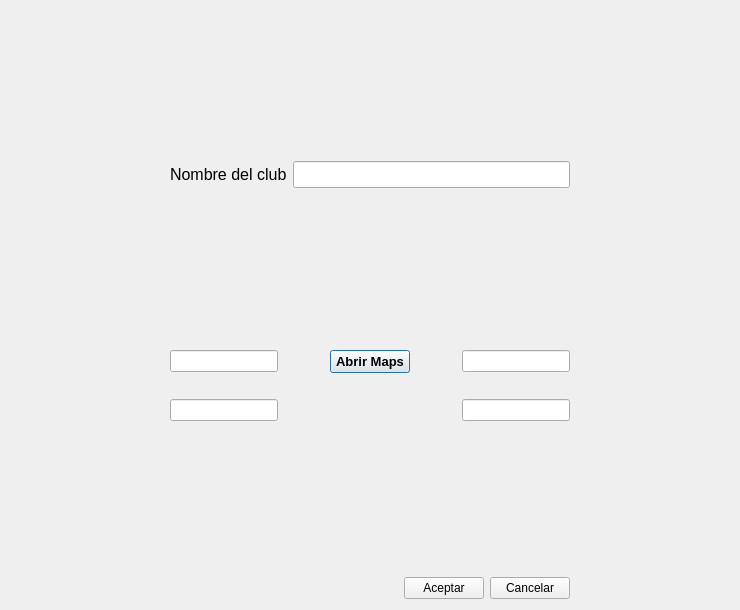
First picture: the form in dialognewcourt.ui, repository javosmar/multiserie, before the edit.
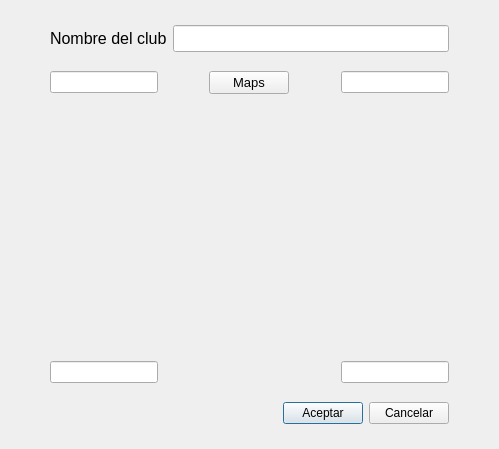
Second picture: the form after the edit. Icons and pictures are not drawn.

Diff of the .ui file:
```diff
--- a/dialognewcourt.ui
+++ b/dialognewcourt.ui
@@ -9,16 +9,28 @@
    <rect>
     <x>0</x>
     <y>0</y>
-    <width>740</width>
-    <height>610</height>
+    <width>499</width>
+    <height>449</height>
    </rect>
   </property>
   <property name="sizePolicy">
-   <sizepolicy hsizetype="Ignored" vsizetype="Ignored">
+   <sizepolicy hsizetype="Expanding" vsizetype="Expanding">
     <horstretch>0</horstretch>
     <verstretch>0</verstretch>
    </sizepolicy>
   </property>
+  <property name="minimumSize">
+   <size>
+    <width>0</width>
+    <height>0</height>
+   </size>
+  </property>
+  <property name="maximumSize">
+   <size>
+    <width>772</width>
+    <height>605</height>
+   </size>
+  </property>
   <property name="windowTitle">
    <string>GPSport - Añadir Cancha</string>
   </property>
@@ -26,34 +38,78 @@
    <string notr="true"/>
   </property>
   <layout class="QGridLayout" name="gridLayout_2">
-   <item row="0" column="0" rowspan="7">
-    <spacer name="horizontalSpacer_2">
+   <item row="5" column="1">
+    <spacer name="verticalSpacer">
      <property name="orientation">
-      <enum>Qt::Horizontal</enum>
+      <enum>Qt::Vertical</enum>
      </property>
      <property name="sizeHint" stdset="0">
       <size>
-       <width>40</width>
-       <height>20</height>
+       <width>20</width>
+       <height>40</height>
+      </size>
+     </property>
+    </spacer>
+   </item>
+   <item row="3" column="1">
+    <spacer name="verticalSpacer_2">
+     <property name="orientation">
+      <enum>Qt::Vertical</enum>
+     </property>
+     <property name="sizeHint" stdset="0">
+      <size>
+       <width>20</width>
+       <height>40</height>
       </size>
      </property>
     </spacer>
    </item>
    <item row="0" column="1">
-    <spacer name="verticalSpacer_3">
+    <spacer name="verticalSpacer_5">
      <property name="orientation">
       <enum>Qt::Vertical</enum>
      </property>
      <property name="sizeHint" stdset="0">
       <size>
        <width>20</width>
-       <height>1</height>
+       <height>40</height>
       </size>
      </property>
     </spacer>
    </item>
-   <item row="0" column="3" rowspan="7">
-    <spacer name="horizontalSpacer_3">
+   <item row="6" column="1">
+    <layout class="QHBoxLayout" name="horizontalLayout_2">
+     <item>
+      <spacer name="horizontalSpacer_4">
+       <property name="orientation">
+        <enum>Qt::Horizontal</enum>
+       </property>
+       <property name="sizeHint" stdset="0">
+        <size>
+         <width>40</width>
+         <height>20</height>
+        </size>
+       </property>
+      </spacer>
+     </item>
+     <item>
+      <widget class="QPushButton" name="pushButtonAceptar">
+       <property name="text">
+        <string>Aceptar</string>
+       </property>
+      </widget>
+     </item>
+     <item>
+      <widget class="QPushButton" name="pushButtonCancelar">
+       <property name="text">
+        <string>Cancelar</string>
+       </property>
+      </widget>
+     </item>
+    </layout>
+   </item>
+   <item row="4" column="2">
+    <spacer name="horizontalSpacer">
      <property name="orientation">
       <enum>Qt::Horizontal</enum>
      </property>
@@ -65,7 +121,20 @@
      </property>
     </spacer>
    </item>
-   <item row="1" column="1" colspan="2">
+   <item row="4" column="0">
+    <spacer name="horizontalSpacer_2">
+     <property name="orientation">
+      <enum>Qt::Horizontal</enum>
+     </property>
+     <property name="sizeHint" stdset="0">
+      <size>
+       <width>40</width>
+       <height>20</height>
+      </size>
+     </property>
+    </spacer>
+   </item>
+   <item row="1" column="1">
     <layout class="QHBoxLayout" name="horizontalLayout">
      <item>
       <widget class="QLabel" name="label">
@@ -90,23 +159,10 @@
      </item>
     </layout>
    </item>
-   <item row="3" column="1">
-    <spacer name="verticalSpacer">
-     <property name="orientation">
-      <enum>Qt::Vertical</enum>
-     </property>
-     <property name="sizeHint" stdset="0">
-      <size>
-       <width>20</width>
-       <height>1</height>
-      </size>
-     </property>
-    </spacer>
-   </item>
-   <item row="4" column="1" colspan="2">
+   <item row="4" column="1">
     <layout class="QGridLayout" name="gridLayout">
      <item row="0" column="1">
-      <spacer name="horizontalSpacer">
+      <spacer name="horizontalSpacer_3">
        <property name="orientation">
         <enum>Qt::Horizontal</enum>
        </property>
@@ -118,20 +174,45 @@
        </property>
       </spacer>
      </item>
+     <item row="3" column="0">
+      <spacer name="verticalSpacer_3">
+       <property name="orientation">
+        <enum>Qt::Vertical</enum>
+       </property>
+       <property name="sizeHint" stdset="0">
+        <size>
+         <width>20</width>
+         <height>40</height>
+        </size>
+       </property>
+      </spacer>
+     </item>
      <item row="0" column="0">
       <widget class="QLineEdit" name="lineEditcorner4"/>
      </item>
      <item row="0" column="4">
       <widget class="QLineEdit" name="lineEditcorner1"/>
      </item>
-     <item row="2" column="4">
-      <widget class="QLineEdit" name="lineEditcorner2"/>
-     </item>
-     <item row="2" column="0">
-      <widget class="QLineEdit" name="lineEditcorner3"/>
-     </item>
-     <item row="1" column="0" colspan="5">
+     <item row="2" column="0" colspan="5">
       <widget class="QLabel" name="labeldibujocancha">
+       <property name="sizePolicy">
+        <sizepolicy hsizetype="Expanding" vsizetype="Expanding">
+         <horstretch>0</horstretch>
+         <verstretch>0</verstretch>
+        </sizepolicy>
+       </property>
+       <property name="minimumSize">
+        <size>
+         <width>381</width>
+         <height>201</height>
+        </size>
+       </property>
+       <property name="maximumSize">
+        <size>
+         <width>500</width>
+         <height>500</height>
+        </size>
+       </property>
        <property name="text">
         <string/>
        </property>
@@ -140,51 +221,50 @@
        </property>
       </widget>
      </item>
-     <item row="0" column="3">
-      <spacer name="horizontalSpacer_4">
-       <property name="orientation">
-        <enum>Qt::Horizontal</enum>
-       </property>
-       <property name="sizeHint" stdset="0">
-        <size>
-         <width>40</width>
-         <height>20</height>
-        </size>
-       </property>
-      </spacer>
+     <item row="4" column="4">
+      <widget class="QLineEdit" name="lineEditcorner2"/>
+     </item>
+     <item row="4" column="0">
+      <widget class="QLineEdit" name="lineEditcorner3"/>
      </item>
      <item row="0" column="2">
       <widget class="QPushButton" name="pushButtonMaps">
        <property name="font">
         <font>
          <pointsize>10</pointsize>
-         <weight>75</weight>
-         <bold>true</bold>
+         <weight>50</weight>
+         <bold>false</bold>
         </font>
        </property>
        <property name="text">
-        <string>Abrir Maps</string>
+        <string>Maps</string>
+       </property>
+       <property name="icon">
+        <iconset resource="recurso.qrc">
+         <normaloff>:/Icons/Chrome.png</normaloff>:/Icons/Chrome.png</iconset>
+       </property>
+       <property name="iconSize">
+        <size>
+         <width>24</width>
+         <height>24</height>
+        </size>
        </property>
       </widget>
      </item>
-    </layout>
-   </item>
-   <item row="5" column="1">
-    <spacer name="verticalSpacer_2">
-     <property name="orientation">
-      <enum>Qt::Vertical</enum>
-     </property>
-     <property name="sizeHint" stdset="0">
-      <size>
-       <width>20</width>
-       <height>1</height>
-      </size>
-     </property>
-    </spacer>
-   </item>
-   <item row="6" column="2">
-    <layout class="QHBoxLayout" name="horizontalLayout_2">
-     <item>
+     <item row="1" column="2">
+      <spacer name="verticalSpacer_4">
+       <property name="orientation">
+        <enum>Qt::Vertical</enum>
+       </property>
+       <property name="sizeHint" stdset="0">
+        <size>
+         <width>20</width>
+         <height>40</height>
+        </size>
+       </property>
+      </spacer>
+     </item>
+     <item row="0" column="3">
       <spacer name="horizontalSpacer_5">
        <property name="orientation">
         <enum>Qt::Horizontal</enum>
@@ -197,22 +277,21 @@
        </property>
       </spacer>
      </item>
-     <item>
-      <widget class="QPushButton" name="pushButtonAceptar">
-       <property name="text">
-        <string>Aceptar</string>
-       </property>
-      </widget>
-     </item>
-     <item>
-      <widget class="QPushButton" name="pushButtonCancelar">
-       <property name="text">
-        <string>Cancelar</string>
-       </property>
-      </widget>
-     </item>
     </layout>
    </item>
+   <item row="7" column="1">
+    <spacer name="verticalSpacer_6">
+     <property name="orientation">
+      <enum>Qt::Vertical</enum>
+     </property>
+     <property name="sizeHint" stdset="0">
+      <size>
+       <width>20</width>
+       <height>40</height>
+      </size>
+     </property>
+    </spacer>
+   </item>
   </layout>
  </widget>
  <tabstops>
```
Left out of the diff: 6 changed lines with no effect on the pictures.
